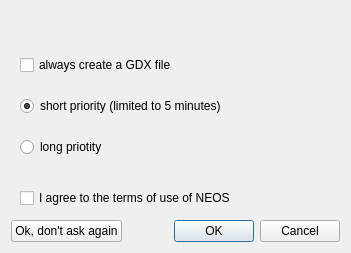
GAMS-dev/studio, file src/neos/neosstartdialog.ui: the form before one commit.
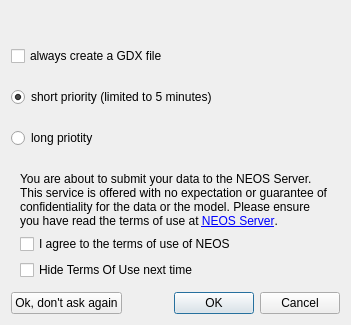
The form after the commit. Icons and pictures are not drawn.

Commit message: show TermsOfUse beneath config checkboxes added checkbox to hide TermsOfUse Enhanced SvgEngine to gray-out multicolor icons

```diff
--- a/src/neos/neosstartdialog.ui
+++ b/src/neos/neosstartdialog.ui
@@ -7,7 +7,7 @@
     <x>0</x>
     <y>0</y>
     <width>351</width>
-    <height>253</height>
+    <height>325</height>
    </rect>
   </property>
   <property name="windowTitle">
@@ -28,14 +28,7 @@
     </widget>
    </item>
    <item>
-    <widget class="QStackedWidget" name="stackedWidget">
-     <property name="currentIndex">
-      <number>0</number>
-     </property>
-     <widget class="QWidget" name="page">
-      <layout class="QVBoxLayout" name="verticalLayout_3">
-       <item>
-        <widget class="QWidget" name="widget" native="true">
+    <widget class="QWidget" name="widConf" native="true">
          <property name="sizePolicy">
           <sizepolicy hsizetype="Preferred" vsizetype="MinimumExpanding">
            <horstretch>0</horstretch>
@@ -82,10 +75,15 @@
          </layout>
         </widget>
        </item>
-      </layout>
-     </widget>
-     <widget class="QWidget" name="page_2">
-      <layout class="QVBoxLayout" name="verticalLayout_4">
+   <item>
+    <widget class="QWidget" name="widTerms" native="true">
+     <layout class="QVBoxLayout" name="verticalLayout_5">
+      <property name="topMargin">
+       <number>0</number>
+      </property>
+      <property name="bottomMargin">
+       <number>6</number>
+      </property>
        <item>
         <widget class="QLabel" name="laTerms">
          <property name="text">
@@ -99,19 +97,6 @@
          </property>
         </widget>
        </item>
-      </layout>
-     </widget>
-    </widget>
-   </item>
-   <item>
-    <widget class="QWidget" name="widget_2" native="true">
-     <layout class="QVBoxLayout" name="verticalLayout_5">
-      <property name="topMargin">
-       <number>0</number>
-      </property>
-      <property name="bottomMargin">
-       <number>6</number>
-      </property>
       <item>
        <widget class="QCheckBox" name="cbTerms">
         <property name="text">
@@ -119,6 +104,16 @@
         </property>
        </widget>
       </item>
+      <item>
+       <widget class="QCheckBox" name="cbHideTerms">
+        <property name="toolTip">
+         <string>Go to settings to turn them on again</string>
+        </property>
+        <property name="text">
+         <string>Hide Terms Of Use next time</string>
+        </property>
+       </widget>
+      </item>
      </layout>
     </widget>
    </item>
```
Left out of the diff: 2 changed lines with no effect on the pictures. Lines whose indentation alone changed are shown as unchanged. The commit also changes 11 other files.
